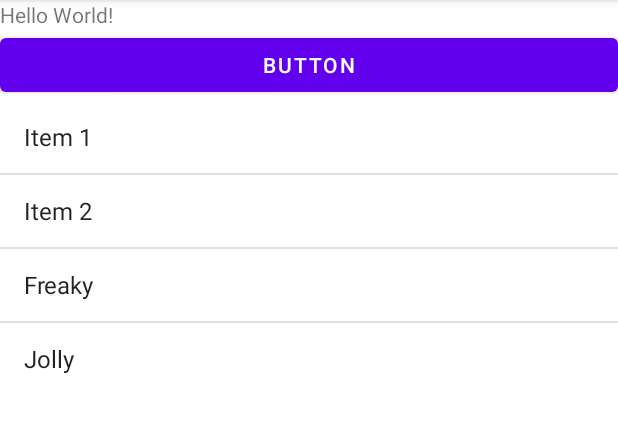
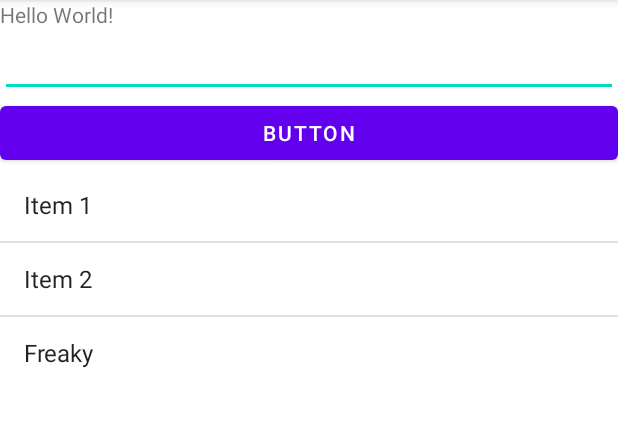
Before and after one commit to CadenceSalinas/listViewDataStructure, an Android app: the screen it shows after launch (MainActivity), after a tap on "BUTTON", on a phone screen of 412 x 824 dp, the part 84-517 px from its top. Run offline under Robolectric (Android 15) with nearby library versions, the phone set to English and light mode, and no system bars.

Commit message:
added editText

```diff
--- a/app/src/main/java/com/example/listviewdatastructure/MainActivity.java
+++ b/app/src/main/java/com/example/listviewdatastructure/MainActivity.java
@@ -37,7 +37,7 @@ public class MainActivity extends AppCompatActivity {
             {
                 Log.i("info", "Added new item to list");
                 fruits_list.add("Freaky");
-                fruits_list.add("Jolly");
+                //fruits_list.add("Jolly");
 
                 adapter.notifyDataSetChanged();
             }
--- a/app/src/main/res/layout/activity_main.xml
+++ b/app/src/main/res/layout/activity_main.xml
@@ -12,6 +12,12 @@
         android:layout_height="wrap_content"
         android:text="Hello World!" />
 
+    <EditText
+        android:id="@+id/userInput"
+        android:layout_width="match_parent"
+        android:layout_height="wrap_content"
+        android:inputType="text" />
+
     <Button
         android:id="@+id/click"
         android:layout_width="match_parent"
```
